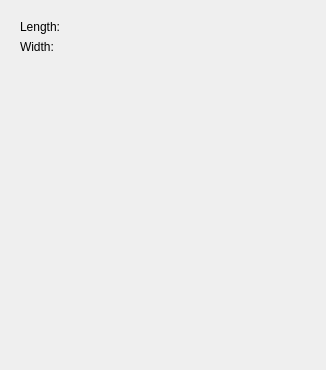
The window that src/Mod/PartDesign/Gui/TaskPrimitiveParameters.ui (berndhahnebach/All_FreeCAD) describes before a commit, drawn with Qt 5.
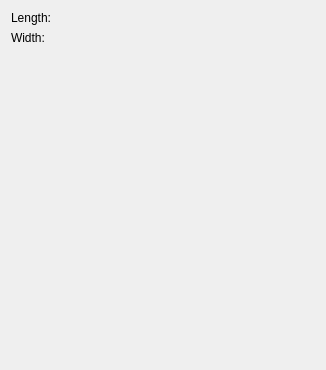
The same window after the commit. The open tabs and pages were chosen to show the change. Custom widgets are drawn as their Qt base class.

Commit message: make primitive task box work

```diff
--- a/src/Mod/PartDesign/Gui/TaskPrimitiveParameters.ui
+++ b/src/Mod/PartDesign/Gui/TaskPrimitiveParameters.ui
@@ -25,7 +25,7 @@
      <widget class="QWidget" name="page0_plane">
       <layout class="QGridLayout">
        <property name="margin">
-        <number>9</number>
+        <number>0</number>
        </property>
        <property name="spacing">
         <number>6</number>
@@ -81,8 +81,8 @@
          </property>
          <property name="sizeHint" stdset="0">
           <size>
-           <width>20</width>
-           <height>40</height>
+           <width>0</width>
+           <height>0</height>
           </size>
          </property>
         </spacer>
```
Left out of the diff: 10 changed lines with no effect on the pictures. The commit also changes 2 other files.
